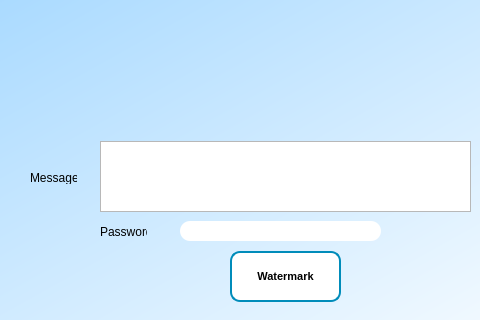
Old version of the form watermark_front.ui in the repository HorHakim/steganography; both pictures show x 130 to 610 and y 149 to 469 of the 837 by 469 pixel window.
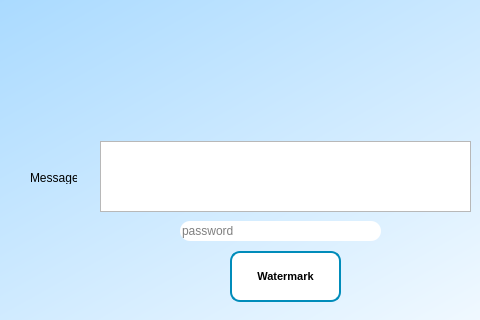
New version of the form.

Commit message: Adding vigenere ciphering on user interface

The edit to the form file:
```diff
--- a/watermark_front.ui
+++ b/watermark_front.ui
@@ -137,18 +137,14 @@
       <height>20</height>
      </rect>
     </property>
-   </widget>
-   <widget class="QLabel" name="password">
-    <property name="geometry">
-     <rect>
-      <x>230</x>
-      <y>374</y>
-      <width>47</width>
-      <height>13</height>
-     </rect>
-    </property>
     <property name="text">
-     <string>Password</string>
+     <string/>
+    </property>
+    <property name="echoMode">
+     <enum>QLineEdit::Password</enum>
+    </property>
+    <property name="placeholderText">
+     <string>password</string>
     </property>
    </widget>
   </widget>
```
The commit also changes 3 other files.
